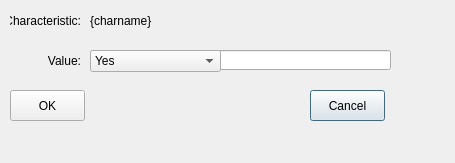
The window that open-ihm/gui/designs/ui_household_editmembercharacteristic.ui (snim2mirror/openihm) describes before a commit, drawn with Qt 5.
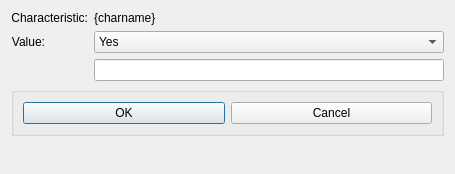
The same window after the commit.

Commit message: Added layout manager to most dialogs. One report and all tabbed dialogs still to go.

What changed in the file:
```diff
--- a/open-ihm/gui/designs/ui_household_editmembercharacteristic.ui
+++ b/open-ihm/gui/designs/ui_household_editmembercharacteristic.ui
@@ -7,34 +7,32 @@
     <x>0</x>
     <y>0</y>
     <width>455</width>
-    <height>163</height>
+    <height>174</height>
    </rect>
   </property>
   <property name="windowTitle">
    <string>Edit Personal Characteristics</string>
   </property>
+  <layout class="QFormLayout" name="formLayout">
+   <item row="0" column="0">
+    <widget class="QLabel" name="label">
+     <property name="text">
+      <string>Characteristic:</string>
+     </property>
+     <property name="alignment">
+      <set>Qt::AlignRight|Qt::AlignTrailing|Qt::AlignVCenter</set>
+     </property>
+    </widget>
+   </item>
+   <item row="0" column="1">
   <widget class="QLabel" name="lblCharName">
-   <property name="geometry">
-    <rect>
-     <x>90</x>
-     <y>10</y>
-     <width>301</width>
-     <height>21</height>
-    </rect>
-   </property>
    <property name="text">
     <string>{charname}</string>
    </property>
   </widget>
+   </item>
+   <item row="1" column="0">
   <widget class="QLabel" name="label_2">
-   <property name="geometry">
-    <rect>
-     <x>10</x>
-     <y>50</y>
-     <width>71</width>
-     <height>21</height>
-    </rect>
-   </property>
    <property name="text">
     <string>Value:</string>
    </property>
@@ -42,67 +40,9 @@
     <set>Qt::AlignRight|Qt::AlignTrailing|Qt::AlignVCenter</set>
    </property>
   </widget>
-  <widget class="QPushButton" name="cmdCancel">
-   <property name="geometry">
-    <rect>
-     <x>310</x>
-     <y>90</y>
-     <width>75</width>
-     <height>31</height>
-    </rect>
-   </property>
-   <property name="text">
-    <string>Cancel</string>
-   </property>
-  </widget>
-  <widget class="QLabel" name="label">
-   <property name="geometry">
-    <rect>
-     <x>10</x>
-     <y>10</y>
-     <width>71</width>
-     <height>21</height>
-    </rect>
-   </property>
-   <property name="text">
-    <string>Characteristic:</string>
-   </property>
-   <property name="alignment">
-    <set>Qt::AlignRight|Qt::AlignTrailing|Qt::AlignVCenter</set>
-   </property>
-  </widget>
-  <widget class="QPushButton" name="cmdOk">
-   <property name="geometry">
-    <rect>
-     <x>10</x>
-     <y>90</y>
-     <width>75</width>
-     <height>31</height>
-    </rect>
-   </property>
-   <property name="text">
-    <string>OK</string>
-   </property>
-  </widget>
-  <widget class="QLineEdit" name="txtValue">
-   <property name="geometry">
-    <rect>
-     <x>90</x>
-     <y>50</y>
-     <width>301</width>
-     <height>20</height>
-    </rect>
-   </property>
-  </widget>
+   </item>
+   <item row="1" column="1">
   <widget class="QComboBox" name="cboYesNoVal">
-   <property name="geometry">
-    <rect>
-     <x>90</x>
-     <y>50</y>
-     <width>131</width>
-     <height>22</height>
-    </rect>
-   </property>
    <item>
     <property name="text">
      <string>Yes</string>
@@ -114,6 +54,34 @@
     </property>
    </item>
   </widget>
+   </item>
+   <item row="2" column="1">
+    <widget class="QLineEdit" name="txtValue"/>
+   </item>
+   <item row="3" column="0" colspan="2">
+    <widget class="QGroupBox" name="groupBox">
+     <property name="title">
+      <string/>
+     </property>
+     <layout class="QHBoxLayout" name="horizontalLayout">
+      <item>
+       <widget class="QPushButton" name="cmdOk">
+        <property name="text">
+         <string>OK</string>
+        </property>
+       </widget>
+      </item>
+      <item>
+       <widget class="QPushButton" name="cmdCancel">
+        <property name="text">
+         <string>Cancel</string>
+        </property>
+       </widget>
+      </item>
+     </layout>
+    </widget>
+   </item>
+  </layout>
  </widget>
  <tabstops>
   <tabstop>txtValue</tabstop>
```
Lines whose indentation alone changed are shown as unchanged. The commit also changes 97 other files.
